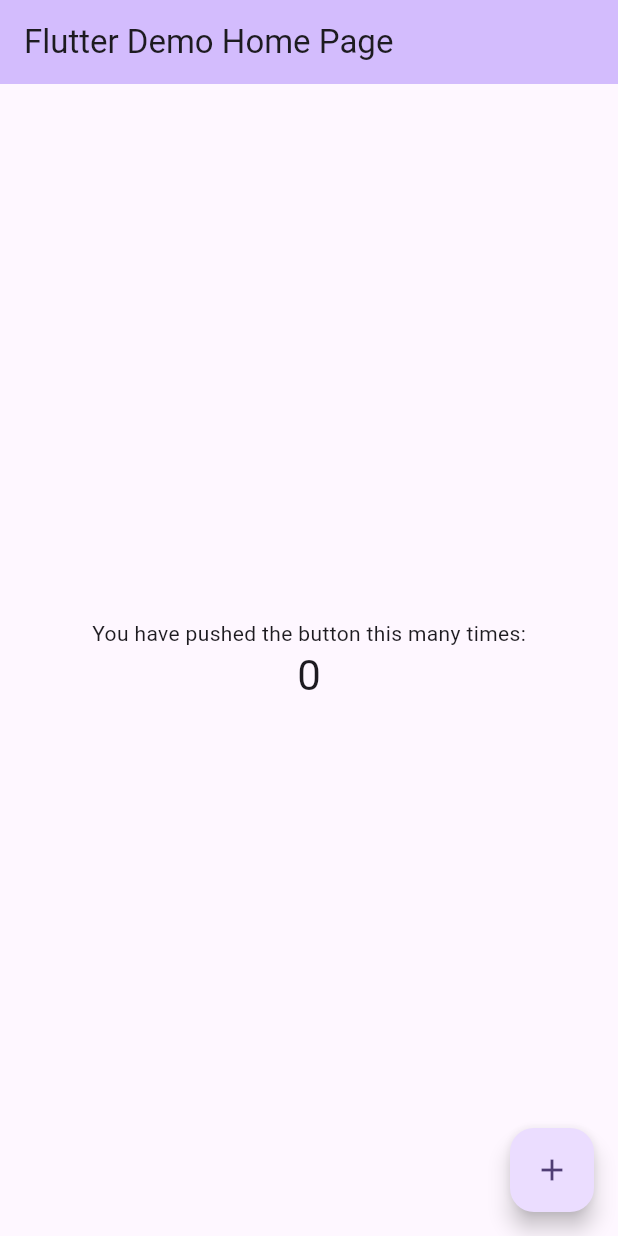
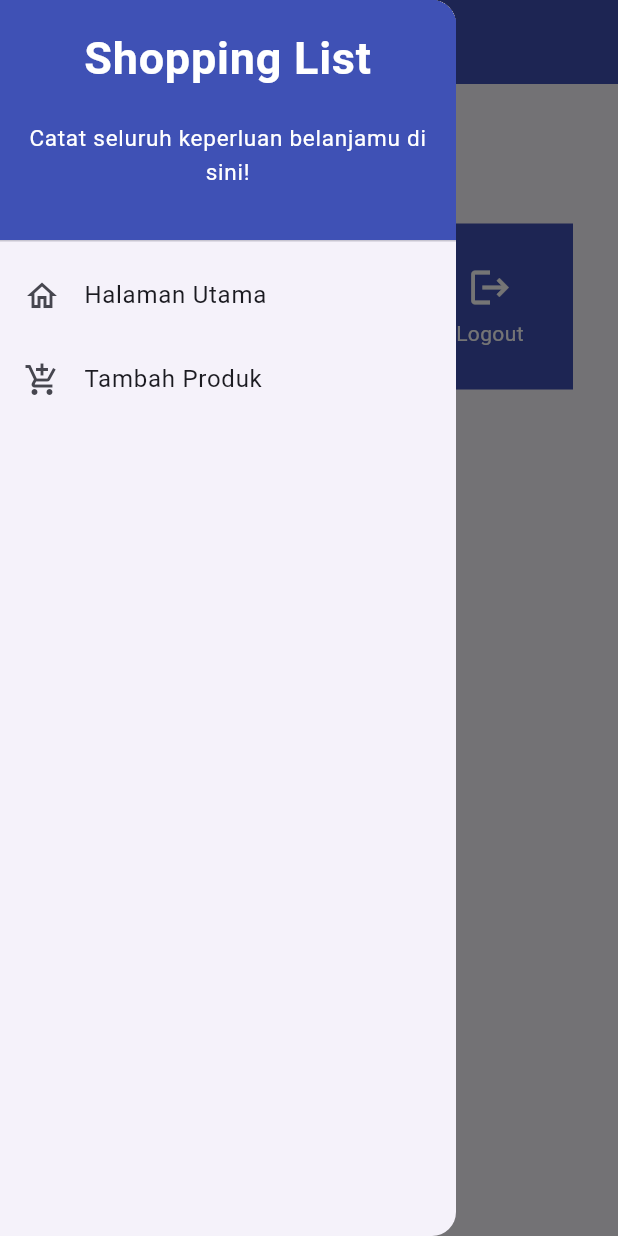
Before and after one commit to aldyandryn/shopping_list2, a Flutter app: the screen it shows after launch, with the side drawer open (before the commit the screen has no drawer), on a phone screen of 412 x 824 dp. Run offline on Flutter 3.47's test engine with Material 2 defaults, Android fonts, the phone set to English and light mode, and no system bars.

Commit message:
tutorial 7

```diff
--- a/lib/main.dart
+++ b/lib/main.dart
@@ -1,4 +1,5 @@
 import 'package:flutter/material.dart';
+import 'package:shopping_list/screens/menu.dart';
 
 void main() {
   runApp(const MyApp());
@@ -28,98 +29,10 @@ class MyApp extends StatelessWidget {
         //
         // This works for code too, not just values: Most code changes can be
         // tested with just a hot reload.
-        colorScheme: ColorScheme.fromSeed(seedColor: Colors.deepPurple),
+        colorScheme: ColorScheme.fromSeed(seedColor: Colors.indigo),
         useMaterial3: true,
       ),
-      home: const MyHomePage(title: 'Flutter Demo Home Page'),
+      home: MyHomePage(),
     );
   }
 }
-
-class MyHomePage extends StatefulWidget {
-  const MyHomePage({super.key, required this.title});
-
-  // This widget is the home page of your application. It is stateful, meaning
-  // that it has a State object (defined below) that contains fields that affect
-  // how it looks.
-
-  // This class is the configuration for the state. It holds the values (in this
-  // case the title) provided by the parent (in this case the App widget) and
-  // used by the build method of the State. Fields in a Widget subclass are
-  // always marked "final".
-
-  final String title;
-
-  @override
-  State<MyHomePage> createState() => _MyHomePageState();
-}
-
-class _MyHomePageState extends State<MyHomePage> {
-  int _counter = 0;
-
-  void _incrementCounter() {
-    setState(() {
-      // This call to setState tells the Flutter framework that something has
-      // changed in this State, which causes it to rerun the build method below
-      // so that the display can reflect the updated values. If we changed
-      // _counter without calling setState(), then the build method would not be
-      // called again, and so nothing would appear to happen.
-      _counter++;
-    });
-  }
-
-  @override
-  Widget build(BuildContext context) {
-    // This method is rerun every time setState is called, for instance as done
-    // by the _incrementCounter method above.
-    //
-    // The Flutter framework has been optimized to make rerunning build methods
-    // fast, so that you can just rebuild anything that needs updating rather
-    // than having to individually change instances of widgets.
-    return Scaffold(
-      appBar: AppBar(
-        // TRY THIS: Try changing the color here to a specific color (to
-        // Colors.amber, perhaps?) and trigger a hot reload to see the AppBar
-        // change color while the other colors stay the same.
-        backgroundColor: Theme.of(context).colorScheme.inversePrimary,
-        // Here we take the value from the MyHomePage object that was created by
-        // the App.build method, and use it to set our appbar title.
-        title: Text(widget.title),
-      ),
-      body: Center(
-        // Center is a layout widget. It takes a single child and positions it
-        // in the middle of the parent.
-        child: Column(
-          // Column is also a layout widget. It takes a list of children and
-          // arranges them vertically. By default, it sizes itself to fit its
-          // children horizontally, and tries to be as tall as its parent.
-          //
-          // Column has various properties to control how it sizes itself and
-          // how it positions its children. Here we use mainAxisAlignment to
-          // center the children vertically; the main axis here is the vertical
-          // axis because Columns are vertical (the cross axis would be
-          // horizontal).
-          //
-          // TRY THIS: Invoke "debug painting" (choose the "Toggle Debug Paint"
-          // action in the IDE, or press "p" in the console), to see the
-          // wireframe for each widget.
-          mainAxisAlignment: MainAxisAlignment.center,
-          children: <Widget>[
-            const Text(
-              'You have pushed the button this many times:',
-            ),
-            Text(
-              '$_counter',
-              style: Theme.of(context).textTheme.headlineMedium,
-            ),
-          ],
-        ),
-      ),
-      floatingActionButton: FloatingActionButton(
-        onPressed: _incrementCounter,
-        tooltip: 'Increment',
-        child: const Icon(Icons.add),
-      ), // This trailing comma makes auto-formatting nicer for build methods.
-    );
-  }
-}
--- /dev/null
+++ b/lib/screens/menu.dart
@@ -0,0 +1,128 @@
+import 'package:flutter/material.dart';
+import 'package:shopping_list/screens/shoplist_form.dart';
+// Impor drawer widget
+import 'package:shopping_list/widgets/left_drawer.dart';
+import 'package:shopping_list/widgets/shop_card.dart';
+
+class MyHomePage extends StatelessWidget {
+  MyHomePage({Key? key}) : super(key: key);
+
+  final List<ShopItem> items = [
+    ShopItem("Lihat Produk", Icons.checklist),
+    ShopItem("Tambah Produk", Icons.add_shopping_cart),
+    ShopItem("Logout", Icons.logout),
+  ];
+
+  // This widget is the home page of your application. It is stateful, meaning
+  // that it has a State object (defined below) that contains fields that affect
+  // how it looks.
+
+  // This class is the configuration for the state. It holds the values (in this
+  // case the title) provided by the parent (in this case the App widget) and
+  // used by the build method of the State. Fields in a Widget subclass are
+  // always marked "final".
+  @override
+  Widget build(BuildContext context) {
+    return Scaffold(
+      appBar: AppBar(
+        backgroundColor : Colors.indigo,
+        title: const Text(
+          'Shopping List',
+          style: TextStyle(color: Colors.white),
+        ),
+        foregroundColor: Colors.white,
+      ),
+      drawer: const LeftDrawer(),
+      body: SingleChildScrollView(
+        // Widget wrapper yang dapat discroll
+        child: Padding(
+          padding: const EdgeInsets.all(10.0), // Set padding dari halaman
+          child: Column(
+            // Widget untuk menampilkan children secara vertikal
+            children: <Widget>[
+              const Padding(
+                padding: EdgeInsets.only(top: 10.0, bottom: 10.0),
+                // Widget Text untuk menampilkan tulisan dengan alignment center dan style yang sesuai
+                child: Text(
+                  'PBP Shop', // Text yang menandakan toko
+                  textAlign: TextAlign.center,
+                  style: TextStyle(
+                    fontSize: 30,
+                    fontWeight: FontWeight.bold,
+                  ),
+                ),
+              ),
+              // Grid layout
+              GridView.count(
+                // Container pada card kita.
+                primary: true,
+                padding: const EdgeInsets.all(20),
+                crossAxisSpacing: 10,
+                mainAxisSpacing: 10,
+                crossAxisCount: 3,
+                shrinkWrap: true,
+                children: items.map((ShopItem item) {
+                  // Iterasi untuk setiap item
+                  return ShopCard(item);
+                }).toList(),
+              ),
+            ],
+          ),
+        ),
+      ),
+    );
+  }
+}
+
+
+class ShopCard extends StatelessWidget {
+  final ShopItem item;
+
+  const ShopCard(this.item, {super.key}); // Constructor
+
+  @override
+  Widget build(BuildContext context) {
+    return Material(
+      color: Colors.indigo,
+      child: InkWell(
+        // Area responsive terhadap sentuhan
+        onTap: () {
+          // Memunculkan SnackBar ketika diklik
+          ScaffoldMessenger.of(context)
+            ..hideCurrentSnackBar()
+            ..showSnackBar(SnackBar(
+                content: Text("Kamu telah menekan tombol ${item.name}!")));
+          // Navigate ke route yang sesuai (tergantung jenis tombol)
+          if (item.name == "Tambah Produk") {
+            // TODO: Gunakan Navigator.push untuk melakukan navigasi ke MaterialPageRoute yang mencakup ShopFormPage.
+            Navigator.push(context,
+            MaterialPageRoute(builder: (context) => const ShopFormPage()));
+
+          }
+        },
+        child: Container(
+          // Container untuk menyimpan Icon dan Text
+          padding: const EdgeInsets.all(8),
+          child: Center(
+            child: Column(
+              mainAxisAlignment: MainAxisAlignment.center,
+              children: [
+                Icon(
+                  item.icon,
+                  color: Colors.white,
+                  size: 30.0,
+                ),
+                const Padding(padding: EdgeInsets.all(3)),
+                Text(
+                  item.name,
+                  textAlign: TextAlign.center,
+                  style: const TextStyle(color: Colors.white),
+                ),
+              ],
+            ),
+          ),
+        ),
+      ),
+    );
+  }
+}
--- /dev/null
+++ b/lib/widgets/left_drawer.dart
@@ -0,0 +1,81 @@
+import 'package:flutter/material.dart';
+import 'package:shopping_list/screens/menu.dart';
+import 'package:shopping_list/screens/shoplist_form.dart';
+
+class LeftDrawer extends StatelessWidget {
+  const LeftDrawer({super.key});
+
+  @override
+  Widget build(BuildContext context) {
+    return Drawer(
+      child: ListView(
+        children: [
+          const DrawerHeader(
+            // TODO: Bagian drawer header
+            decoration: BoxDecoration(
+              color: Colors.indigo,
+            ),
+            child: Column(
+
+              children: [
+                Text(
+                  'Shopping List',
+                  textAlign: TextAlign.center,
+                  style: TextStyle(
+                    fontSize: 30,
+                    fontWeight: FontWeight.bold,
+                    color: Colors.white,
+                  ),
+                ),
+                Padding(padding: EdgeInsets.all(10)),
+                Text(
+                  "Catat seluruh keperluan belanjamu di sini!",
+                    // TODO: Tambahkan gaya teks dengan center alignment, font ukuran 15, warna putih, dan weight biasa
+                  textAlign: TextAlign.center,
+                  style: TextStyle(
+                    fontSize: 15,
+                    fontWeight: FontWeight.normal,
+                    color: Colors.white,
+                  ),
+                ),
+              ],
+            ),
+          ),
+          // TODO: Bagian routing
+              ListTile(
+                leading: const Icon(Icons.home_outlined),
+                title: const Text('Halaman Utama'),
+                // Bagian redirection ke MyHomePage
+                onTap: () {
+                  Navigator.pushReplacement(
+                    context,
+                    MaterialPageRoute(
+                      builder: (context) => MyHomePage(),
+                    )
+                  );
+                },
+              ),
+              ListTile(
+                leading: const Icon(Icons.add_shopping_cart),
+                title: const Text('Tambah Produk'),
+                // Bagian redirection ke ShopFormPage
+                onTap: () {
+                  /*
+                  TODO: Buatlah routing ke ShopFormPage di sini,
+                  setelah halaman ShopFormPage sudah dibuat.
+
+                  */
+                  Navigator.pushReplacement(
+                    context,
+                    MaterialPageRoute(
+                      builder: (context) => const ShopFormPage(),
+                    )
+                  );
+                },
+              ),
+
+        ],
+      ),
+    );
+  }
+}
--- /dev/null
+++ b/lib/widgets/shop_card.dart
@@ -0,0 +1,9 @@
+import 'package:flutter/material.dart';
+import 'package:shopping_list/screens/shoplist_form.dart';
+
+class ShopItem {
+  final String name;
+  final IconData icon;
+
+  ShopItem(this.name, this.icon);
+}
```
Also changed, not shown: lib/screens/shoplist_form.dart (added, +164 -0 lines).
